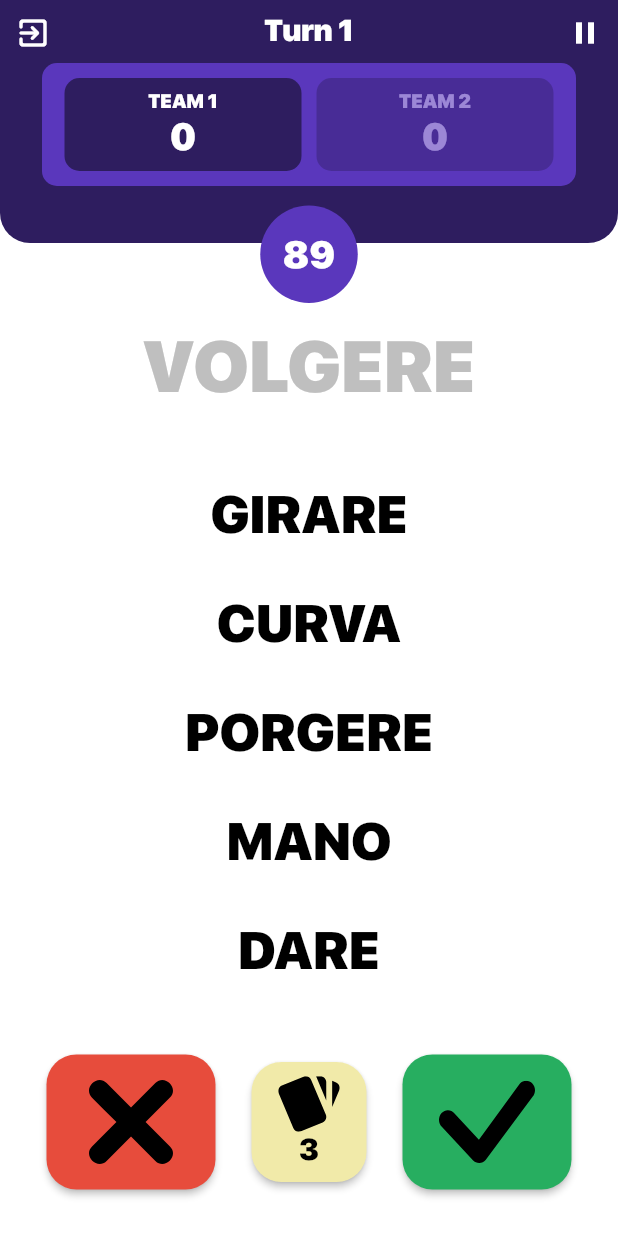
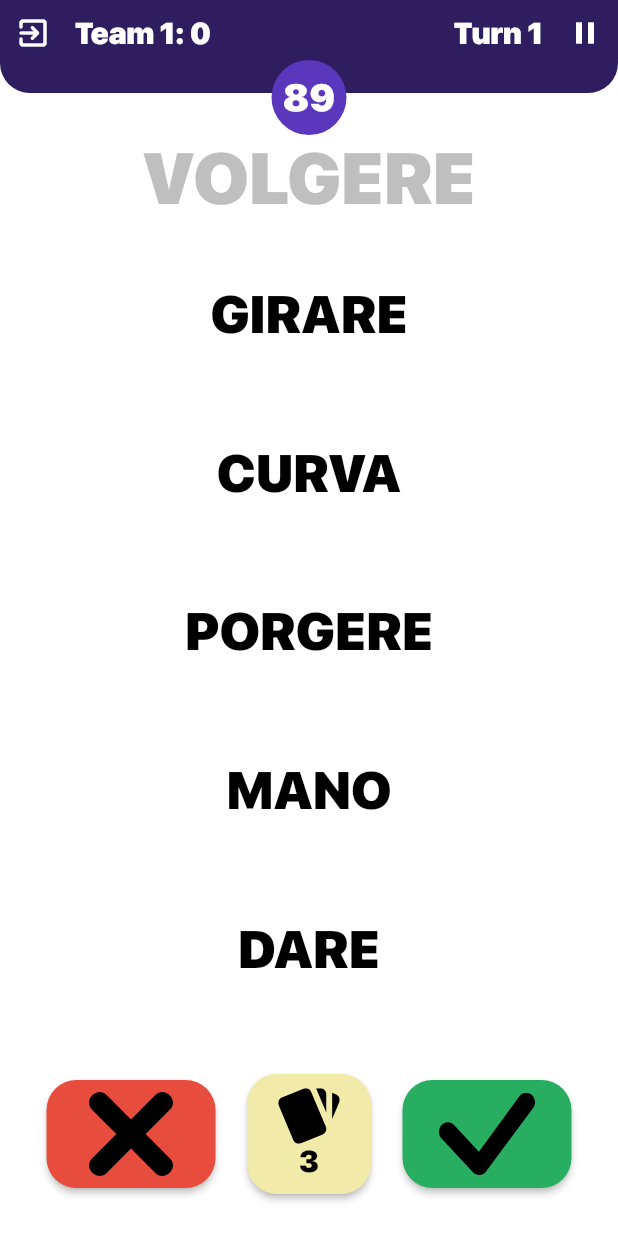
Before and after one commit to rignaneseleo/SpeakEasy, a Flutter app: the GamePage screen opened directly with empty values, on a phone screen of 412 x 824 dp. Run offline on Flutter 3.47's test engine with Material 2 defaults, Android fonts, the phone set to English and light mode, and no system bars; drawn by our look-alikes of auto_size_text; our stand-ins replace csv, easy_localization, flutter_riverpod, flutter_svg, fluttertoast, get and 7 more; missing offline and left inert: soundpool; accounts and stored records are empty; statements that could not run were skipped.

Commit message:
UI adapted for height <1000px

```diff
--- a/opentabu/lib/main.dart
+++ b/opentabu/lib/main.dart
@@ -30,10 +30,13 @@ bool hasVibration = false;
 SharedPreferences prefs;
 PackageInfo packageInfo;
 
+bool smallScreen = false;
+
 Future<void> main() async {
   WidgetsFlutterBinding.ensureInitialized();
   await EasyLocalization.ensureInitialized();
   InAppPurchaseConnection.enablePendingPurchases();
+
 
   // Turn off landscape mode
   await SystemChrome.setPreferredOrientations(
--- a/opentabu/lib/view/game_page.dart
+++ b/opentabu/lib/view/game_page.dart
@@ -10,6 +10,7 @@ import 'package:flutter/material.dart';
 import 'package:flutter_riverpod/all.dart';
 import 'package:easy_localization/easy_localization.dart';
 import 'package:flutter_svg/flutter_svg.dart';
+import 'package:opentabu/main.dart';
 import 'package:get/get_core/src/get_main.dart';
 import 'package:get/get_navigation/get_navigation.dart';
 import 'package:in_app_review/in_app_review.dart';
@@ -78,7 +79,7 @@ class GamePageState extends State<GamePage> with WidgetsBindingObserver {
       context.read(gameProvider).init(settings, words);
 
       _countSecondsTimer =
-      new Timer.periodic(new Duration(seconds: 1), (timer) {
+          new Timer.periodic(new Duration(seconds: 1), (timer) {
         if (_turnTimer.isActive) {
           GameController _gameController = context.read(gameProvider);
           _gameController.oneSecPassed();
@@ -183,9 +184,10 @@ class GamePageState extends State<GamePage> with WidgetsBindingObserver {
                     overflow: Overflow.visible,
                     alignment: Alignment.center,
                     children: [
-                      GameInfoWidget(),
+                      if (!smallScreen) GameInfoWidget(),
+                      if (smallScreen) GameInfoWidgetShrinked(),
                       Positioned(
-                        bottom: -40,
+                        bottom: smallScreen ? -28 : -40,
                         child: TimeWidget(_timerDuration, () => pauseGame()),
                       ),
                       Positioned(
@@ -506,8 +508,8 @@ class TimeWidget extends ConsumerWidget {
     return new Center(
       child: GestureDetector(
         child: Container(
-          height: 65,
-          width: 65,
+          height: smallScreen ? 50 : 65,
+          width: smallScreen ? 50 : 65,
           decoration: new BoxDecoration(
             color: lightPurple,
             shape: BoxShape.circle,
@@ -555,7 +557,7 @@ class WordWidget extends ConsumerWidget {
       mainAxisSize: MainAxisSize.max,
       children: <Widget>[
         Padding(
-          padding: const EdgeInsets.symmetric(vertical: 25.0),
+          padding: EdgeInsets.symmetric(vertical: (smallScreen ? 0.0 : 25.0)),
           child: new UpperCaseAutoSizeText(
             _gameController.currentWord.wordToGuess,
             style:
@@ -642,6 +644,86 @@ class GameInfoWidget extends ConsumerWidget {
   }
 }
 
+class GameInfoWidgetShrinked extends ConsumerWidget {
+  final int clockOpacity;
+
+  GameInfoWidgetShrinked({this.clockOpacity = 1});
+
+  @override
+  Widget build(BuildContext context, watch) {
+    GameController _gameController = watch(gameProvider);
+
+    List<Widget> teams = [];
+
+    for (int i = 0; i < _gameController.numberOfPlayers; i++) {
+      bool isCurrentTeam = _gameController.currentTeam == i;
+
+      teams.add(Expanded(
+        child: TeamItem(
+            name: "T".tr() + " ${i + 1}",
+            score: _gameController.scores[i],
+            disabled: !isCurrentTeam),
+      ));
+    }
+
+    Widget playingTeamScore = AutoSizeText(
+      "Team".tr() +
+          " ${_gameController.currentTeam + 1}: " +
+          _gameController.scores[_gameController.currentTeam].toString(),
+      style: Theme.of(context)
+          .textTheme
+          .headline5
+          .copyWith(fontWeight: FontWeight.bold),
+      maxLines: 1,
+    );
+
+    switch (_gameController.gameState) {
+      case GameState.init:
+      case GameState.playing:
+        return new Container(
+          decoration: new BoxDecoration(
+            color: darkPurple,
+            borderRadius: new BorderRadius.vertical(
+              bottom: const Radius.circular(20.0),
+            ),
+          ),
+          padding: EdgeInsets.only(left: 50, right: 50, bottom: 28, top: 10),
+          child: SafeArea(
+            child: Row(
+              mainAxisSize: MainAxisSize.max,
+              mainAxisAlignment: MainAxisAlignment.spaceBetween,
+              crossAxisAlignment: CrossAxisAlignment.center,
+              children: [
+                playingTeamScore,
+                TurnWidget(),
+              ],
+            ),
+          ),
+        );
+      case GameState.ready:
+      case GameState.pause:
+      case GameState.ended:
+        return new Container(
+          decoration: new BoxDecoration(
+            color: darkPurple,
+            borderRadius: new BorderRadius.vertical(
+              bottom: const Radius.circular(20.0),
+            ),
+          ),
+          padding: EdgeInsets.only(left: 50, right: 50, bottom: 28, top: 10),
+          child: SafeArea(
+            child: Row(
+              mainAxisSize: MainAxisSize.max,
+              mainAxisAlignment: MainAxisAlignment.spaceBetween,
+              crossAxisAlignment: CrossAxisAlignment.center,
+              children: teams,
+            ),
+          ),
+        );
+    }
+  }
+}
+
 class TeamItem extends StatelessWidget {
   final bool disabled;
   final String name;
@@ -655,8 +737,9 @@ class TeamItem extends StatelessWidget {
     return Opacity(
       opacity: disabled ? 0.4 : 1,
       child: Container(
-        margin: EdgeInsets.symmetric(horizontal: 5, vertical: 8),
-        padding: EdgeInsets.symmetric(vertical: 8),
+        margin: EdgeInsets.symmetric(
+            horizontal: smallScreen ? 2 : 5, vertical: smallScreen ? 0 : 8),
+        padding: EdgeInsets.symmetric(vertical: smallScreen ? 0 : 8),
         decoration: new BoxDecoration(
           color: darkPurple,
           borderRadius: new BorderRadius.all(
@@ -741,7 +824,7 @@ class SkipButton extends ConsumerWidget {
       child: Opacity(
         opacity: _gameController.skipLeftCurrentTeam == 0 ? 0.3 : 1,
         child: Container(
-          margin: EdgeInsets.all(3),
+          margin: EdgeInsets.all(smallScreen ? 0 : 3),
           child: Padding(
             padding: const EdgeInsets.symmetric(horizontal: 18.0),
             child: Container(
--- a/opentabu/lib/view/home_page.dart
+++ b/opentabu/lib/view/home_page.dart
@@ -9,6 +9,7 @@ import 'package:easy_localization/easy_localization.dart';
 import 'package:get/get_core/src/get_main.dart';
 import 'package:get/get_navigation/get_navigation.dart';
 import 'package:opentabu/controller/analytics_controller.dart';
+import 'package:opentabu/main.dart';
 import 'package:opentabu/model/settings.dart';
 import 'package:opentabu/theme/theme.dart';
 import 'package:opentabu/view/widget/incremental_button.dart';
@@ -41,7 +42,8 @@ class HomePageState extends State<HomePage> with AnimationMixin {
 
   @override
   void initState() {
-    sizeMenuItems = Tween(begin: 0.0, end: 50.0).animate(controller);
+    sizeMenuItems =
+        Tween(begin: 0.0, end: 50.0).animate(controller);
 
     super.initState();
   }
@@ -58,6 +60,13 @@ class HomePageState extends State<HomePage> with AnimationMixin {
           onTap: () => Get.to(InfoPage(), transition: Transition.upToDown),
         ),
         widgets: <Widget>[
+          Expanded(
+            child: Align(
+              alignment: Alignment.bottomCenter,
+              child: ListView(
+                physics: BouncingScrollPhysics(),
+                shrinkWrap: true,
+                children: [
                   MyTitle(),
                   SelectorButton(
                     indexSelected: 0,
@@ -79,11 +88,14 @@ class HomePageState extends State<HomePage> with AnimationMixin {
                       textColor: txtGrey,
                       onPressed: () {
                         if (_displayAdvancedPreferences) {
-                  controller.playReverse(duration: Duration(milliseconds: 100));
+                          controller.playReverse(
+                              duration: Duration(milliseconds: 100));
                         } else {
-                  controller.play(duration: Duration(milliseconds: 100));
+                          controller.play(
+                              duration: Duration(milliseconds: 100));
                         }
-                _displayAdvancedPreferences = !_displayAdvancedPreferences;
+                        _displayAdvancedPreferences =
+                            !_displayAdvancedPreferences;
                       },
                     ),
                   ),
@@ -119,7 +131,7 @@ class HomePageState extends State<HomePage> with AnimationMixin {
                     height: sizeMenuItems.value,
                     child: IncrementalButton(
                       increment: 10,
-              text: "Seconds".tr(),
+                      text: "Sec".tr(),
                       min: kReleaseMode ? 30 : 5,
                       max: 180,
                       initialValue: _settings.turnDurationInSeconds,
@@ -139,6 +151,10 @@ class HomePageState extends State<HomePage> with AnimationMixin {
                       onValueChanged: (i) {
                         _settings.nSkip = i;
                       },
+                    ),
+                  ),
+                ],
+              ),
             ),
           ),
           BigButton(
--- a/opentabu/lib/view/splash_screen.dart
+++ b/opentabu/lib/view/splash_screen.dart
@@ -1,5 +1,6 @@
 import 'package:flutter/material.dart';
 import 'package:flutter/widgets.dart';
+import 'package:opentabu/main.dart';
 import 'package:opentabu/view/widget/my_scaffold.dart';
 import 'package:opentabu/view/widget/my_title.dart';
 
@@ -9,8 +10,9 @@ class SplashScreen extends StatefulWidget {
 }
 
 class _SplashScreenState extends State<SplashScreen> {
-  @override
+   @override
   Widget build(BuildContext context) {
+    smallScreen = MediaQuery.of(context).size.height < 1000;
     return MyScaffold(
       widgets: <Widget>[
         MyTitle(),
--- a/opentabu/lib/view/widget/big_button.dart
+++ b/opentabu/lib/view/widget/big_button.dart
@@ -2,6 +2,7 @@ import 'package:auto_size_text/auto_size_text.dart';
 import 'package:flutter/material.dart';
 import 'package:flutter/widgets.dart';
 import 'package:flutter_svg/svg.dart';
+import 'package:opentabu/main.dart';
 import 'package:opentabu/theme/theme.dart';
 import 'package:opentabu/utils/uppercase_text.dart';
 
@@ -56,7 +57,7 @@ class BigIconButton extends StatelessWidget {
       margin: EdgeInsets.only(top: 20),
       child: MaterialButton(
           minWidth: double.infinity,
-          height: size,
+          height: (smallScreen ? size - 18 : size),
           child: icon,
           color: bgColor,
           shape:
--- a/opentabu/lib/view/widget/incremental_button.dart
+++ b/opentabu/lib/view/widget/incremental_button.dart
@@ -2,6 +2,7 @@ import 'dart:async';
 
 import 'package:auto_size_text/auto_size_text.dart';
 import 'package:flutter/material.dart';
+import 'package:opentabu/main.dart';
 import 'package:opentabu/theme/theme.dart';
 
 import 'selector_button.dart';
@@ -38,7 +39,7 @@ class _IncrementalButtonState extends State<IncrementalButton> {
   @override
   Widget build(BuildContext context) {
     return Container(
-      margin: EdgeInsets.only(top: 20),
+      margin: EdgeInsets.only(top: smallScreen ? 10.0 : 20),
       decoration: new BoxDecoration(
         color: midPurple,
         borderRadius: new BorderRadius.all(
--- a/opentabu/lib/view/widget/my_scaffold.dart
+++ b/opentabu/lib/view/widget/my_scaffold.dart
@@ -15,6 +15,7 @@ class MyScaffold extends StatelessWidget {
         child: Stack(
           children: [
             Container(
+              height: MediaQuery.of(context).size.height,
               width: double.infinity,
               padding: EdgeInsets.symmetric(
                 horizontal: 28,
```
Lines whose indentation alone changed are shown as unchanged.
